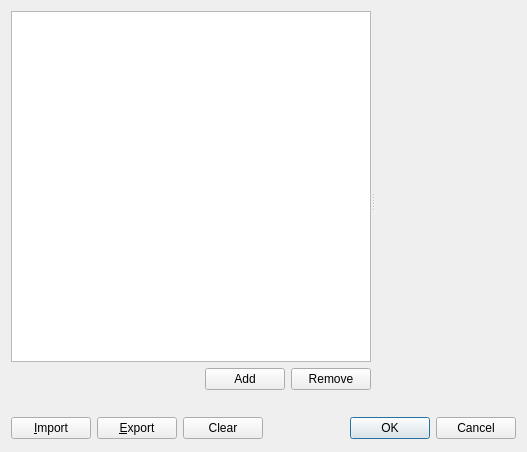
i-RIC/prepost-gui, file libs/guicore/project/inputcond/private/inputconditionwidgetfunctionaldialog.ui: the form before one commit.
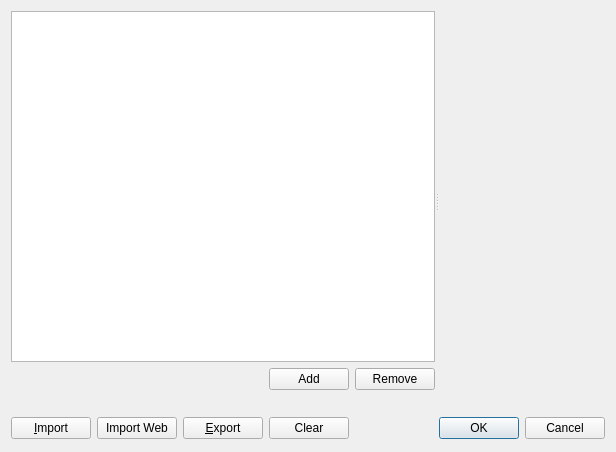
The form after the commit. Custom widgets are drawn as their Qt base class.

The edit to the form file:
```diff
--- a/libs/guicore/project/inputcond/private/inputconditionwidgetfunctionaldialog.ui
+++ b/libs/guicore/project/inputcond/private/inputconditionwidgetfunctionaldialog.ui
@@ -6,7 +6,7 @@
    <rect>
     <x>0</x>
     <y>0</y>
-    <width>527</width>
+    <width>616</width>
     <height>452</height>
    </rect>
   </property>
@@ -80,6 +80,13 @@
        </property>
       </widget>
      </item>
+     <item>
+      <widget class="QPushButton" name="importWebButton">
+       <property name="text">
+        <string>Import Web</string>
+       </property>
+      </widget>
+     </item>
      <item>
       <widget class="QPushButton" name="exportButton">
        <property name="text">
```
